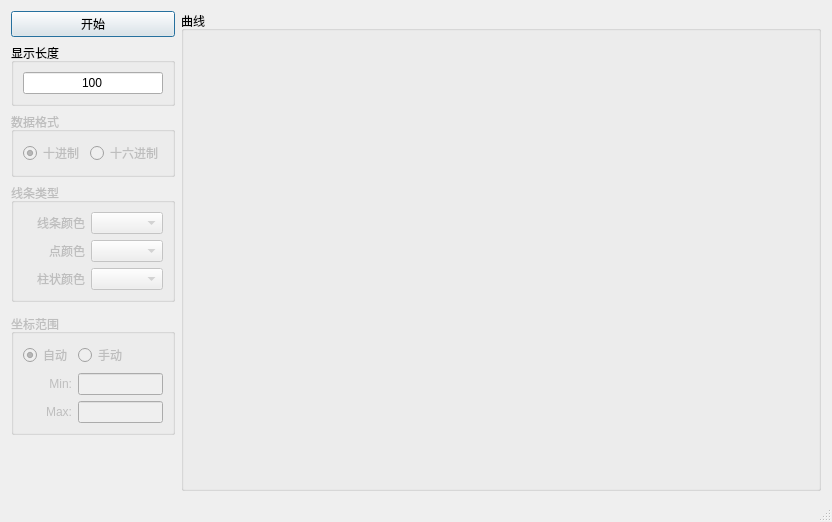
Qt form drawCurve.ui (LogicPi-cn/SerialMasterPyqt5) before a commit.
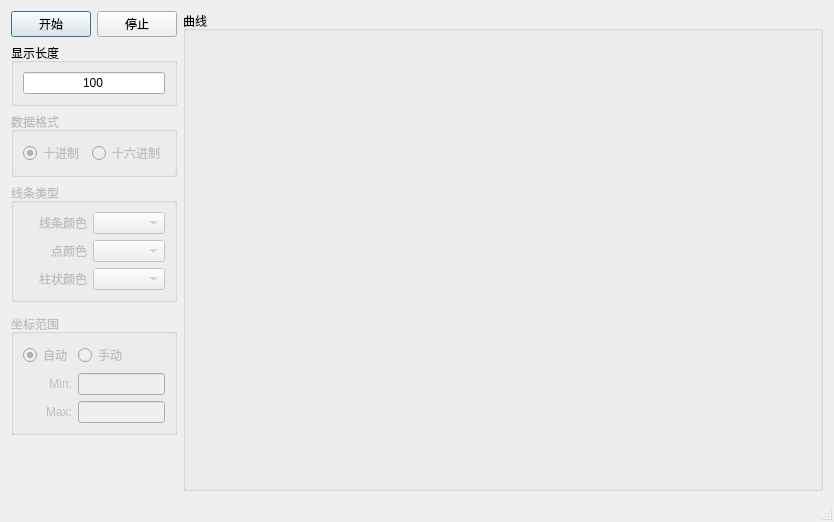
The same form after that commit. Icons and pictures are not drawn.

Patch:
```diff
--- a/drawCurve.ui
+++ b/drawCurve.ui
@@ -21,7 +21,73 @@
    <bool>true</bool>
   </property>
   <layout class="QGridLayout" name="gridLayout_2">
-   <item row="2" column="0">
+   <item row="0" column="2" rowspan="8">
+    <widget class="QGroupBox" name="groupBox_Curve">
+     <property name="minimumSize">
+      <size>
+       <width>640</width>
+       <height>480</height>
+      </size>
+     </property>
+     <property name="title">
+      <string>曲线</string>
+     </property>
+    </widget>
+   </item>
+   <item row="7" column="0">
+    <spacer name="verticalSpacer">
+     <property name="orientation">
+      <enum>Qt::Vertical</enum>
+     </property>
+     <property name="sizeHint" stdset="0">
+      <size>
+       <width>20</width>
+       <height>40</height>
+      </size>
+     </property>
+    </spacer>
+   </item>
+   <item row="8" column="0" colspan="3">
+    <widget class="QLabel" name="label_Status">
+     <property name="text">
+      <string/>
+     </property>
+    </widget>
+   </item>
+   <item row="0" column="0">
+    <widget class="QPushButton" name="pushButton_Start">
+     <property name="text">
+      <string>开始</string>
+     </property>
+    </widget>
+   </item>
+   <item row="0" column="1">
+    <widget class="QPushButton" name="pushButton_Stop">
+     <property name="text">
+      <string>停止</string>
+     </property>
+    </widget>
+   </item>
+   <item row="1" column="0" colspan="2">
+    <widget class="QGroupBox" name="groupBox_3">
+     <property name="title">
+      <string>显示长度</string>
+     </property>
+     <layout class="QGridLayout" name="gridLayout_4">
+      <item row="0" column="0">
+       <widget class="QLineEdit" name="lineEdit_X_Len">
+        <property name="text">
+         <string>100</string>
+        </property>
+        <property name="alignment">
+         <set>Qt::AlignCenter</set>
+        </property>
+       </widget>
+      </item>
+     </layout>
+    </widget>
+   </item>
+   <item row="2" column="0" colspan="2">
     <widget class="QGroupBox" name="groupBox">
      <property name="enabled">
       <bool>false</bool>
@@ -50,7 +116,7 @@
      </layout>
     </widget>
    </item>
-   <item row="3" column="0">
+   <item row="3" column="0" colspan="2">
     <widget class="QGroupBox" name="groupBox_4">
      <property name="enabled">
       <bool>false</bool>
@@ -101,47 +167,7 @@
      </layout>
     </widget>
    </item>
-   <item row="0" column="1" rowspan="8">
-    <widget class="QGroupBox" name="groupBox_Curve">
-     <property name="minimumSize">
-      <size>
-       <width>640</width>
-       <height>480</height>
-      </size>
-     </property>
-     <property name="title">
-      <string>曲线</string>
-     </property>
-    </widget>
-   </item>
-   <item row="8" column="0" colspan="2">
-    <widget class="QLabel" name="label_Status">
-     <property name="text">
-      <string/>
-     </property>
-    </widget>
-   </item>
-   <item row="0" column="0">
-    <widget class="QPushButton" name="pushButton_Start">
-     <property name="text">
-      <string>开始</string>
-     </property>
-    </widget>
-   </item>
-   <item row="7" column="0">
-    <spacer name="verticalSpacer">
-     <property name="orientation">
-      <enum>Qt::Vertical</enum>
-     </property>
-     <property name="sizeHint" stdset="0">
-      <size>
-       <width>20</width>
-       <height>40</height>
-      </size>
-     </property>
-    </spacer>
-   </item>
-   <item row="5" column="0">
+   <item row="5" column="0" colspan="2">
     <widget class="QGroupBox" name="groupBox_5">
      <property name="enabled">
       <bool>false</bool>
@@ -216,25 +242,6 @@
      </layout>
     </widget>
    </item>
-   <item row="1" column="0">
-    <widget class="QGroupBox" name="groupBox_3">
-     <property name="title">
-      <string>显示长度</string>
-     </property>
-     <layout class="QGridLayout" name="gridLayout_4">
-      <item row="0" column="0">
-       <widget class="QLineEdit" name="lineEdit_X_Len">
-        <property name="text">
-         <string>100</string>
-        </property>
-        <property name="alignment">
-         <set>Qt::AlignCenter</set>
-        </property>
-       </widget>
-      </item>
-     </layout>
-    </widget>
-   </item>
   </layout>
  </widget>
  <resources>
```
